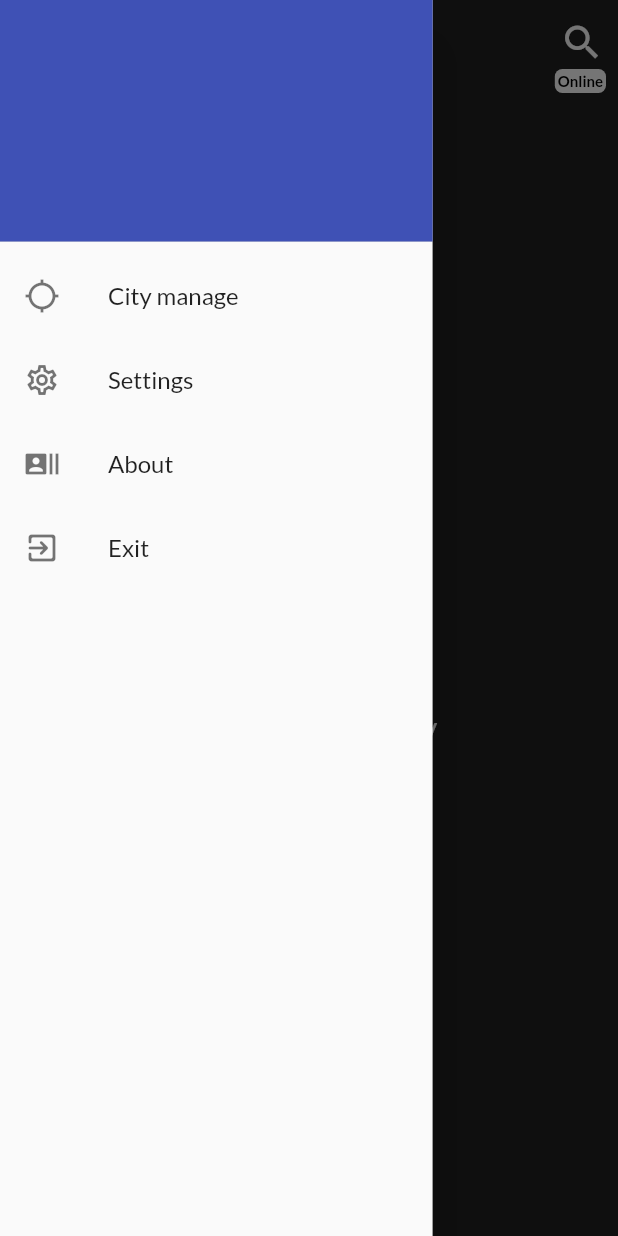
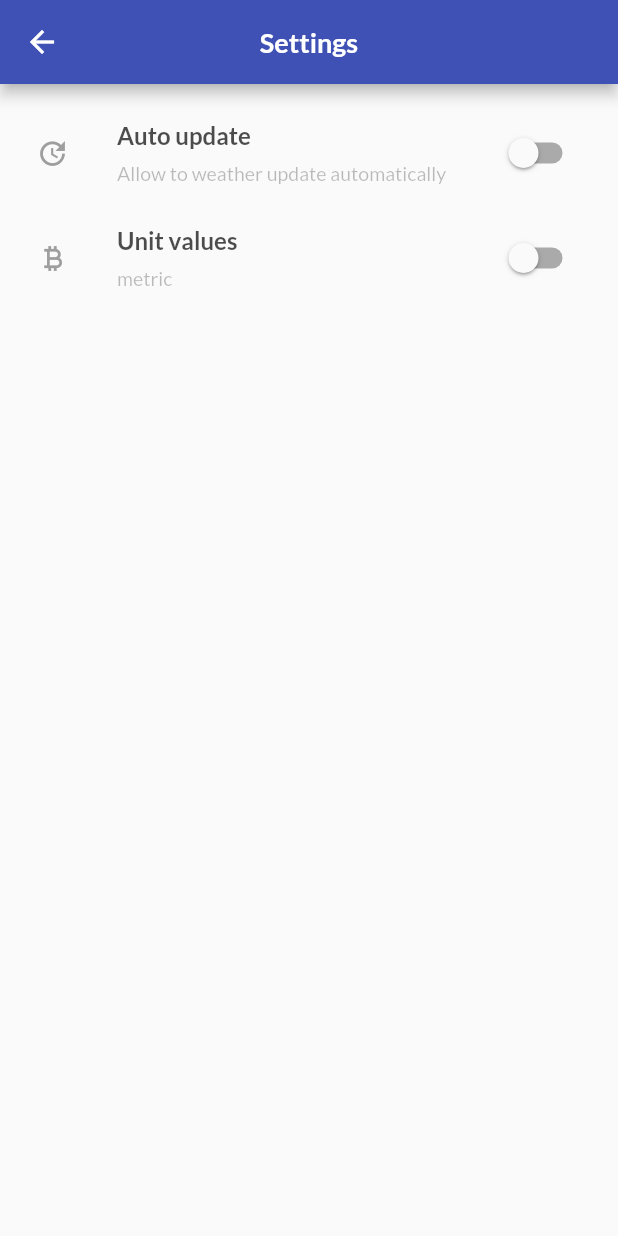
Before and after one commit to avrpic8/Flutter-WeatherApp, a Flutter app: the screen it shows after launch, in the side drawer, after a tap on "Settings", on a phone screen of 412 x 824 dp. Run offline on Flutter 3.47's test engine with Material 2 defaults, Android fonts, the light colour scheme and no system bars; our stand-ins replace connectivity, dio, flutter_svg, geolocator, get, google_fonts and 1 more; accounts and stored records are empty.

Commit message:
settings page create

```diff
--- a/lib/app/modules/connection/connection_binding.dart
+++ b/lib/app/modules/connection/connection_binding.dart
@@ -1,9 +1,11 @@
 import 'package:flutter_weather/app/modules/connection/connection_controller.dart';
+import 'package:flutter_weather/app/modules/settings/controllers/settings_controller.dart';
 import 'package:get/instance_manager.dart';
 
 class ConnectionBinding extends Bindings {
   @override
   void dependencies() {
+    Get.put(SettingsController());
     Get.lazyPut<ConnectionController>(() => ConnectionController());
   }
 }
--- a/lib/app/modules/home/widgets/current_temp.dart
+++ b/lib/app/modules/home/widgets/current_temp.dart
@@ -2,9 +2,12 @@ import 'package:flutter/material.dart';
 import 'package:flutter_svg/flutter_svg.dart';
 import 'package:flutter_weather/app/core/theme.dart';
 import 'package:flutter_weather/app/core/util.dart';
+import 'package:flutter_weather/app/modules/settings/controllers/settings_controller.dart';
+import 'package:get/get.dart';
 
 class CurrentTemp extends StatelessWidget {
-  const CurrentTemp({
+  final settingCtr = Get.find<SettingsController>();
+  CurrentTemp({
     Key? key,
     required this.currentTemp,
     required this.iconPath,
@@ -20,9 +23,13 @@ class CurrentTemp extends StatelessWidget {
     return Column(
       crossAxisAlignment: CrossAxisAlignment.start,
       children: [
-        Text(
-          '${currentTemp!.kelvinToCelsius()}\u2103',
-          style: tempCurrentWeather,
+        Obx(
+          () => Text(
+            settingCtr.unitFlag.value
+                ? '${currentTemp!.kelvinToFahrenheit()}\u2109'
+                : '${currentTemp!.kelvinToCelsius()}\u2103',
+            style: tempCurrentWeather,
+          ),
         ),
         Row(
           children: [
--- a/lib/app/modules/home/widgets/current_wph.dart
+++ b/lib/app/modules/home/widgets/current_wph.dart
@@ -1,10 +1,14 @@
 import 'package:flutter/material.dart';
 import 'package:flutter_weather/app/core/theme.dart';
+import 'package:flutter_weather/app/core/util.dart';
 import 'package:flutter_weather/app/data/models/oneCall/weather_data.dart';
+import 'package:flutter_weather/app/modules/settings/controllers/settings_controller.dart';
+import 'package:get/get.dart';
 
 class CurrentWhp extends StatelessWidget {
+  final settingCtr = Get.find<SettingsController>();
   final WeatherData data;
-  const CurrentWhp({Key? key, required this.data}) : super(key: key);
+  CurrentWhp({Key? key, required this.data}) : super(key: key);
 
   @override
   Widget build(BuildContext context) {
@@ -31,13 +35,23 @@ class CurrentWhp extends StatelessWidget {
                   ),
                   Row(
                     children: [
-                      Text(data.current!.windSpeed!.toStringAsFixed(1),
+                      Obx(
+                        () => Text(
+                          settingCtr.unitFlag.value
+                              ? data.current!.windSpeed!.toMilesPerHour()
+                              : data.current!.windSpeed!.toStringAsFixed(1),
                           style: wphCurrentWeather.copyWith(
-                              fontWeight: FontWeight.bold, fontSize: 18)),
+                              fontWeight: FontWeight.bold, fontSize: 18),
+                        ),
+                      ),
                       SizedBox(
                         width: 8,
                       ),
-                      Text('m/sec', style: wphCurrentWeather),
+                      Obx(
+                        () => Text(
+                            settingCtr.unitFlag.value ? 'miles/hour' : 'm/sec',
+                            style: wphCurrentWeather),
+                      ),
                     ],
                   )
                 ],
--- /dev/null
+++ b/lib/app/modules/settings/bindings/settings_binding.dart
@@ -0,0 +1,9 @@
+import 'package:flutter_weather/app/modules/settings/controllers/settings_controller.dart';
+import 'package:get/instance_manager.dart';
+
+class SettingsBinding implements Bindings {
+  @override
+  void dependencies() {
+    Get.find<SettingsController>();
+  }
+}
--- /dev/null
+++ b/lib/app/modules/settings/controllers/settings_controller.dart
@@ -0,0 +1,23 @@
+import 'package:get/get.dart';
+
+class SettingsController extends GetxController {
+  final RxBool _unitFlag = false.obs;
+  final RxBool _autoUpdateFlag = false.obs;
+
+  @override
+  void onInit() {
+    super.onInit();
+  }
+
+  RxBool get unitFlag => _unitFlag;
+
+  RxBool get autoUpdateFlag => _autoUpdateFlag;
+
+  void setUnitFlag(bool value) {
+    _unitFlag.value = value;
+  }
+
+  void setautoUpdateFlag(bool value) {
+    _autoUpdateFlag.value = value;
+  }
+}
--- /dev/null
+++ b/lib/app/modules/settings/views/settings_view.dart
@@ -0,0 +1,15 @@
+import 'package:flutter/material.dart';
+import 'package:flutter_weather/app/modules/settings/controllers/settings_controller.dart';
+import 'package:flutter_weather/app/modules/settings/widgets/list_of_settings.dart';
+import 'package:flutter_weather/app/widgets/my_app_bar.dart';
+import 'package:get/state_manager.dart';
+
+class SettingsView extends GetView<SettingsController> {
+  @override
+  Widget build(BuildContext context) {
+    return Scaffold(
+      appBar: MyAppBar(title: 'Settings'),
+      body: ListOfSettings(controller: controller),
+    );
+  }
+}
--- /dev/null
+++ b/lib/app/modules/settings/widgets/list_of_settings.dart
@@ -0,0 +1,66 @@
+import 'package:flutter/material.dart';
+import 'package:flutter_weather/app/core/theme.dart';
+import 'package:flutter_weather/app/modules/settings/controllers/settings_controller.dart';
+import 'package:flutter_weather/app/modules/settings/widgets/single_row_setting.dart';
+import 'package:get/get.dart';
+
+class ListOfSettings extends StatelessWidget {
+  const ListOfSettings({
+    Key? key,
+    required this.controller,
+  }) : super(key: key);
+
+  final SettingsController controller;
+
+  @override
+  Widget build(BuildContext context) {
+    return ListView(
+      physics: BouncingScrollPhysics(),
+      padding: EdgeInsets.fromLTRB(8, 16, 8, 0),
+      children: [
+        SingleRowSetting(
+          icons: Icons.update,
+          titleSetting: 'Auto update',
+          subtitle: Text(
+            'Allow to weather update automatically',
+            style: normalTextTheme.copyWith(
+              fontSize: 13,
+              color: Colors.black26,
+            ),
+          ),
+          switchWidget: Obx(
+            () => Switch(
+              value: controller.autoUpdateFlag.value,
+              onChanged: (newValue) {
+                controller.setautoUpdateFlag(newValue);
+              },
+            ),
+          ),
+          showDivider: false,
+        ),
+        SingleRowSetting(
+          icons: Icons.currency_bitcoin_outlined,
+          titleSetting: 'Unit values',
+          subtitle: Obx(
+            () => Text(
+              controller.unitFlag.value ? 'imperial' : 'metric',
+              style: normalTextTheme.copyWith(
+                fontSize: 13,
+                color: Colors.black26,
+              ),
+            ),
+          ),
+          switchWidget: Obx(
+            () => Switch(
+              value: controller.unitFlag.value,
+              onChanged: (newValue) {
+                controller.setUnitFlag(newValue);
+              },
+            ),
+          ),
+          showDivider: false,
+        )
+      ],
+    );
+  }
+}
--- /dev/null
+++ b/lib/app/modules/settings/widgets/single_row_setting.dart
@@ -0,0 +1,82 @@
+import 'package:flutter/material.dart';
+import 'package:flutter_weather/app/core/theme.dart';
+
+class SingleRowSetting extends StatelessWidget {
+  final IconData icons;
+  final String titleSetting;
+  final Widget subtitle;
+  final Widget switchWidget;
+  final bool showDivider;
+
+  SingleRowSetting({
+    Key? key,
+    required this.icons,
+    required this.titleSetting,
+    required this.subtitle,
+    required this.switchWidget,
+    required this.showDivider,
+  }) : super(key: key);
+
+  @override
+  Widget build(BuildContext context) {
+    return InkWell(
+      onTap: () {},
+      child: Container(
+        width: MediaQuery.of(context).size.width,
+        margin: EdgeInsets.fromLTRB(16, 6, 16, 6),
+        child: Column(
+          children: [
+            Row(
+              children: [
+                Icon(
+                  icons,
+                  size: 22,
+                  color: Colors.grey,
+                ),
+                SizedBox(
+                  width: 32,
+                ),
+                Expanded(
+                  child: Column(
+                    crossAxisAlignment: CrossAxisAlignment.start,
+                    children: [
+                      Text(
+                        titleSetting,
+                        style: normalTextTheme.copyWith(
+                          fontWeight: FontWeight.bold,
+                          fontSize: 16,
+                          color: Colors.black.withOpacity(0.7),
+                        ),
+                      ),
+                      SizedBox(
+                        height: 8,
+                      ),
+                      subtitle
+                    ],
+                  ),
+                ),
+                switchWidget
+              ],
+            ),
+            SizedBox(
+              height: 5,
+            ),
+            showDivider
+                ? Padding(
+                    padding: EdgeInsets.fromLTRB(4.0, 0, 4.0, 0),
+                    child: Divider(
+                      thickness: 2,
+                    ),
+                  )
+                : SizedBox(
+                    width: 0,
+                  ),
+            SizedBox(
+              height: 5,
+            ),
+          ],
+        ),
+      ),
+    );
+  }
+}
--- a/lib/app/routes/app_pages.dart
+++ b/lib/app/routes/app_pages.dart
@@ -4,6 +4,8 @@ import 'package:flutter_weather/app/modules/home/bindings/home_binding.dart';
 import 'package:flutter_weather/app/modules/home/views/home_view.dart';
 import 'package:flutter_weather/app/modules/search/bindings/search_binding.dart';
 import 'package:flutter_weather/app/modules/search/views/search_view.dart';
+import 'package:flutter_weather/app/modules/settings/bindings/settings_binding.dart';
+import 'package:flutter_weather/app/modules/settings/views/settings_view.dart';
 import 'package:get/get.dart';
 
 part 'app_routes.dart';
@@ -31,5 +33,11 @@ class AppPages {
       binding: CityManagerBinding(),
       transition: Transition.downToUp,
     ),
+    GetPage(
+      name: _Paths.SETTINGS,
+      page: () => SettingsView(),
+      binding: SettingsBinding(),
+      transition: Transition.downToUp,
+    ),
   ];
 }
--- a/lib/app/routes/app_routes.dart
+++ b/lib/app/routes/app_routes.dart
@@ -6,6 +6,7 @@ abstract class Routes {
   static const HOME = _Paths.HOME;
   static const SEARCH = _Paths.SEARCH;
   static const CITY_MANAGER = _Paths.CITY_MANAGER;
+  static const SETTINGS = _Paths.SETTINGS;
 }
 
 abstract class _Paths {
@@ -13,4 +14,5 @@ abstract class _Paths {
   static const HOME = '/home';
   static const SEARCH = '/search';
   static const CITY_MANAGER = '/cityManager';
+  static const SETTINGS = '/settings';
 }
--- a/lib/app/widgets/drawer.dart
+++ b/lib/app/widgets/drawer.dart
@@ -54,7 +54,10 @@ class MyDrawer extends StatelessWidget {
                     style: normalTextTheme.copyWith(
                         color: Colors.black87, fontSize: 16),
                   ),
-                  onTap: () {},
+                  onTap: () {
+                    Get.back();
+                    Get.toNamed(Routes.SETTINGS);
+                  },
                 ),
                 ListTile(
                   leading: Icon(
--- a/lib/app/widgets/my_app_bar.dart
+++ b/lib/app/widgets/my_app_bar.dart
@@ -1,6 +1,7 @@
 import 'package:flutter/material.dart';
 import 'package:flutter/services.dart';
 import 'package:flutter_weather/app/core/theme.dart';
+import 'package:get/get.dart';
 
 class MyAppBar extends StatelessWidget implements PreferredSizeWidget {
   final String title;
@@ -13,9 +14,9 @@ class MyAppBar extends StatelessWidget implements PreferredSizeWidget {
   @override
   Widget build(BuildContext context) {
     return AppBar(
-      backgroundColor: primaryColor,
+      backgroundColor: Get.theme.colorScheme.primary,
       systemOverlayStyle: SystemUiOverlayStyle(
-        statusBarColor: primaryContainerColor,
+        statusBarColor: Get.theme.colorScheme.primaryContainer,
         statusBarIconBrightness: Brightness.light,
       ),
       title: Text(
```
